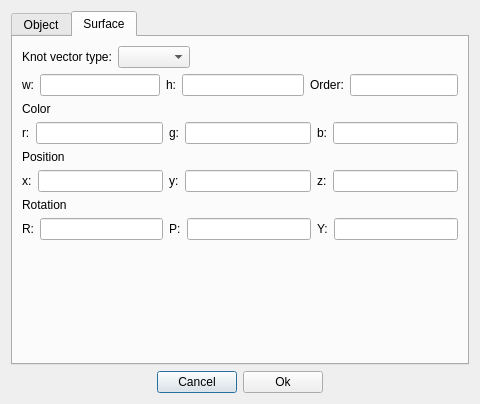
This is UI/adddialog.ui in suchiz/Suchiz-Rendring-Engine as Qt 5 draws it before an edit. The edited form follows.
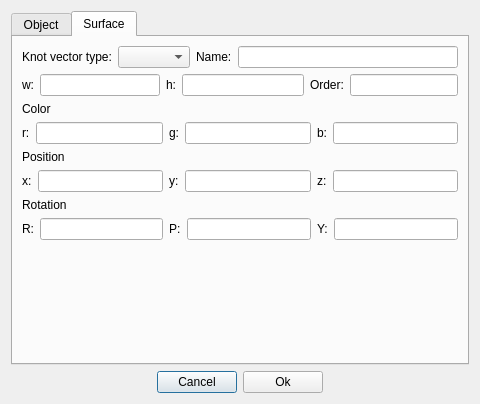
This is the edited form. The open tabs and pages were chosen to show the change.

Patch:
```diff
--- a/UI/adddialog.ui
+++ b/UI/adddialog.ui
@@ -366,17 +366,14 @@
                 <widget class="QComboBox" name="knotVectComboBox"/>
                </item>
                <item>
-                <spacer name="horizontalSpacer_4">
-                 <property name="orientation">
-                  <enum>Qt::Horizontal</enum>
+                <widget class="QLabel" name="label_5">
+                 <property name="text">
+                  <string>Name:</string>
                  </property>
-                 <property name="sizeHint" stdset="0">
-                  <size>
-                   <width>40</width>
-                   <height>20</height>
-                  </size>
-                 </property>
-                </spacer>
+                </widget>
+               </item>
+               <item>
+                <widget class="QLineEdit" name="nameSurfLineEdit"/>
                </item>
               </layout>
              </item>
```
